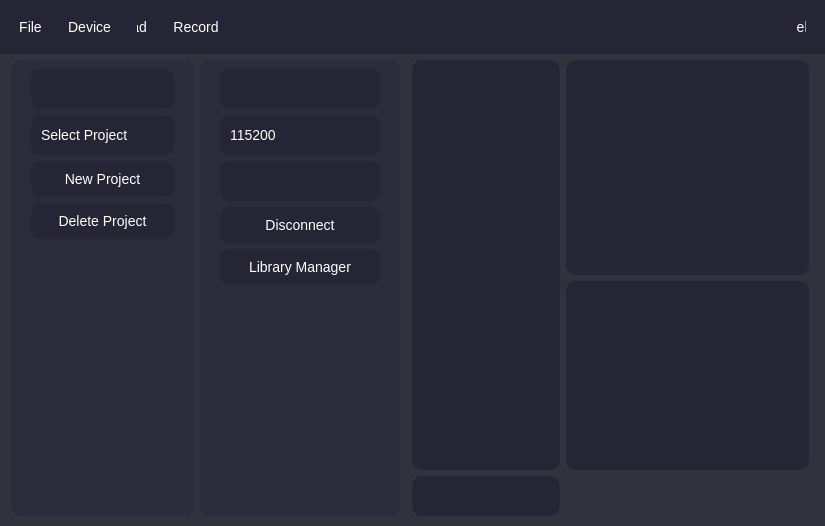
Before: the Qt Designer form Ui/GraphingUi.ui in OrionAerospaceYT/SideKick, drawn with Qt 5.
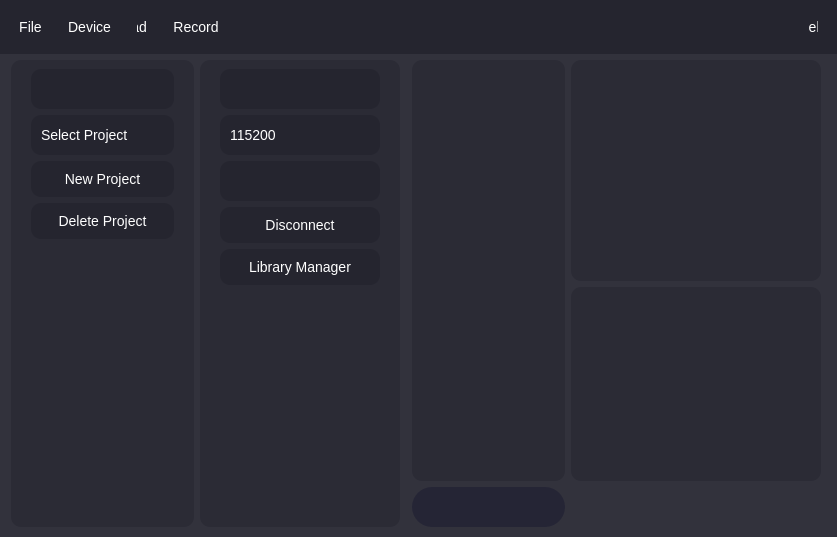
After: the same form once the commit is applied. Icons and pictures are not drawn.

Commit message: Keyboard Shortcuts

What changed in the file:
```diff
--- a/Ui/GraphingUi.ui
+++ b/Ui/GraphingUi.ui
@@ -6,8 +6,8 @@
    <rect>
     <x>0</x>
     <y>0</y>
-    <width>825</width>
-    <height>526</height>
+    <width>837</width>
+    <height>537</height>
    </rect>
   </property>
   <property name="acceptDrops">
@@ -20,7 +20,7 @@
    <string notr="true">/*General Styling*/
 * {
   
-	font: 8pt &quot;MS Gothic&quot;;
+  font: 10pt &quot;Roboto &quot;;
   font-size: 14px;
   background-color: #32323C;
   color: #FFFFFF;
@@ -130,7 +130,7 @@
   outline: none;
   background-color: #252535;
   border: none;
-  border-radius: 10px;
+  border-radius: 20px;
   height: 20px;
 }
 QLineEdit:hover:!pressed{
@@ -148,7 +148,7 @@
   border: none; 
   padding-left:10px; 
   padding-top:10px;
-  background-color: #252535;
+  background-color: #2b2b35;
   border-radius: 10px;
 }
 
@@ -165,12 +165,12 @@
 QWidget #top_widget{
   border: none;
   border-radius: 10px;
-  background-color: #252535;
+  background-color: #2b2b35;
 }
 QWidget #bottom_widget{
   border: none;
   border-radius: 10px;
-  background-color: #252535;
+  background-color: #2b2b35;
 }</string>
   </property>
   <widget class="QWidget" name="centralwidget">
@@ -232,10 +232,8 @@
         <property name="styleSheet">
          <string notr="true">/*General Styling*/
 * {
-	
-	font: 8pt &quot;MS Gothic&quot;;
-  font-size: 14px;
-  background-color: #252535;
+  font: 12pt &quot;Roboto &quot;;
+  background-color: #25252f;
   color: #FFFFFF;
 }
 
@@ -244,7 +242,6 @@
   padding: 10px 10px;
   text-align: center;
   outline: none;
-  background-color: #252535;
   border: none;
   border-radius: 10px;
 }
@@ -495,9 +492,8 @@
         <property name="styleSheet">
          <string notr="true">/*General Styling*/
 * {
-font: 8pt &quot;MS Gothic&quot;;
-  font-size: 14px;
-  background-color: #2b2b3b;
+   font: 10pt &quot;Roboto &quot;;
+  background-color: #2b2b35;
   color: #FFFFFF;
   border: none;
   border-radius:10px;
@@ -508,7 +504,7 @@
   padding: 10px 10px;
   text-align: center;
   outline: none;
-  background-color: #252535;
+  background-color: #25252f;
   border: none;
   border-radius: 10px;
 }
@@ -561,7 +557,7 @@
   padding: 10px 10px;
   text-align: center;
   outline: none;
-  background-color: #252535;
+  background-color: #25252f;
   border: none;
   border-radius: 10px;
   height: 20px;
@@ -573,13 +569,13 @@
   background-color: #151525;
 }
 QComboBox:editable {
-  background: #252535;
+  background: #25252f;
 }
   QComboBox:!editable,
   QComboBox::drop-down:editable,
   QComboBox:!editable:on,
   QComboBox::drop-down:editable:on {
-  background: #252535;
+  background: #25252f;
 }
 QComboBox::drop-down {
   subcontrol-origin: padding;
@@ -605,7 +601,7 @@
   padding: 10px 10px;
   text-align: center;
   outline: none;
-  background-color: #252535;
+  background-color: #25252f;
   border: none;
   border-radius: 10px;
   height: 20px;
@@ -706,9 +702,9 @@
         <property name="styleSheet">
          <string notr="true">/*General Styling*/
 * {
-  font: 8pt &quot;MS Gothic&quot;;
+   font: 10pt &quot;Roboto &quot;;
   font-size: 14px;
-  background-color: #2b2b3b;
+  background-color: #2b2b35;
   color: #FFFFFF;
   border:none;
   border-radius:10px;
@@ -719,47 +715,16 @@
   padding: 10px 10px;
   text-align: center;
   outline: none;
-  background-color: #252535;
+  background-color: #25252f;
   border: none;
   border-radius: 10px;
 }
-QPushButton#upload {
-  image: url(Ui/U_Arrow.png);
-  image-position: left;
-  text-align: right;
-  padding-left: 10px;
-  width: 10px;
-}
-QPushButton#send {
-  image: url(Ui/U_Arrow.png);
-  image-position: left;
-  padding-left: 10px;
-  width: 10px;
-}
-QPushButton#help {
-  image: url(Ui/Help.png);
-  image-position: left;
-  padding-left: 10px;
-  width: 10px;
-}
-QPushButton#new_project {
-  image: url(Ui/Folder.png);
-  image-position: left;
-  padding-left: 10px;
-  width: 10px;
-}
 QPushButton#disconnect {
   image: url(Ui/Plug.png);
   image-position: left;
   padding-left: 10px;
   width: 10px;
 }
-QPushButton#render {
-  image: url(Ui/SideKick_White.png);
-  image-position: left;
-  padding-left: 10px;
-  width: 20px;
-}
 QPushButton:pressed {
   background-color: #000;
 }
@@ -772,32 +737,11 @@
   padding: 10px 10px;
   text-align: center;
   outline: none;
-  background-color: #252535;
+  background-color: #25252f;
   border: none;
   border-radius: 10px;
   height: 20px;
 }
-QComboBox:pressed {
-  background-color: #000;
-}
-QComboBox:hover:!pressed{
-  background-color: #151525;
-}
-QComboBox:editable {
-  background: #252535;
-}
-  QComboBox:!editable,
-  QComboBox::drop-down:editable,
-  QComboBox:!editable:on,
-  QComboBox::drop-down:editable:on {
-  background: #252535;
-}
-QComboBox::drop-down {
-  subcontrol-origin: padding;
-  subcontrol-position: top right;
-  border-left: none;
-  color: #00f0c3;
-}
 QComboBox::down-arrow {
   image: url(Ui/D_Arrow.png);
   image-position: right;
@@ -805,47 +749,12 @@
   width: 50px;
   height: 20px;
 }
-QComboBox QAbstractItemView {
-  background: #252535;
-  border: none;
-  color: #00f0c3;
-}
-
-/*Line Edit Styling*/
-QLineEdit {
-  padding: 10px 10px;
-  text-align: center;
-  outline: none;
-  background-color: #252535;
-  border: none;
-  border-radius: 10px;
-  height: 20px;
-}
-QLineEdit:hover:!pressed{
-  background-color: #151525;
-}
 
 /*Label Styling*/
 QLabel {
   font-size: 20px;
   font-weight: bold;
   padding-left: 6px;
-}
-
-/*Text Box Styling*/
-QTextBrowser {
-  border: none;
-  padding-left: 40px;
-  /*border-image: url(Ui/Schematic.png) 0 0 0 0 strech strech;*/
-}
-
-QMenuBar {
-  background-color: #151525;
-}
-
-/*Removes the border from the scroll area*/
-QScrollArea {
-  border: none;
 }</string>
         </property>
         <layout class="QVBoxLayout" name="dhsgd">
```
The commit also changes 2 other files.
